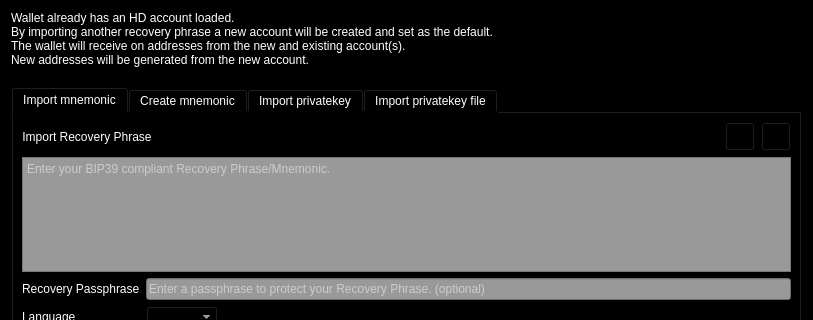
duality-solutions/Dynamic, file src/qt/forms/mnemonicdialog.ui: the form before one commit; both pictures show x 0 to 813 and y 0 to 320 of the 813 by 488 pixel window.
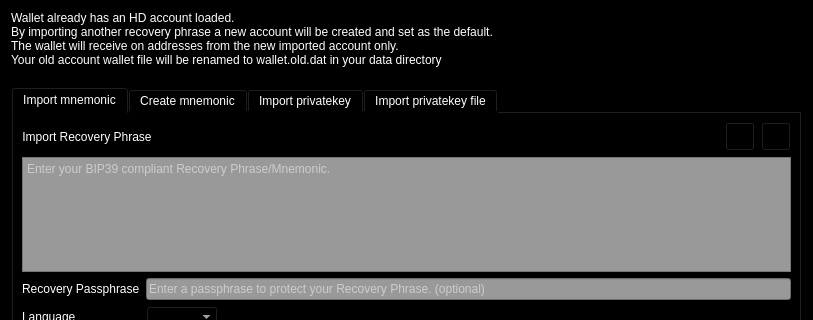
The form after the commit. Icons and pictures are not drawn.

Commit message: [Mnemonic GUI] Update verbiage on import mnemonic GUI

```diff
--- a/src/qt/forms/mnemonicdialog.ui
+++ b/src/qt/forms/mnemonicdialog.ui
@@ -938,8 +938,8 @@
      <property name="text">
       <string>Wallet already has an HD account loaded.
 By importing another recovery phrase a new account will be created and set as the default.
-The wallet will receive on addresses from the new and existing account(s).
-New addresses will be generated from the new account.
+The wallet will receive on addresses from the new imported account only.
+Your old account wallet file will be renamed to wallet.old.dat in your data directory
 </string>
      </property>
      <property name="textFormat">
```
The commit also changes 1 other file.
